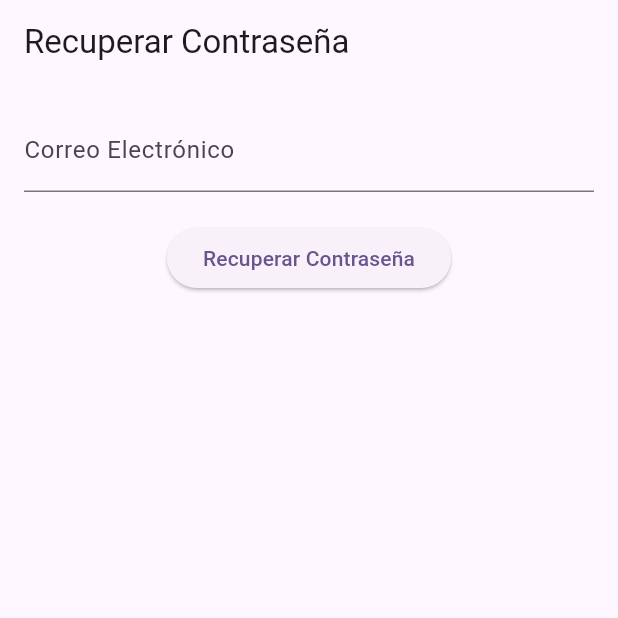
After one commit to jtorsuarz/PastiTrack, a Flutter app: the PasswordRecoveryScreen screen opened by its route, on a phone screen of 412 x 824 dp, the top half of it. The commit adds this screen. Run offline on Flutter 3.47's test engine with Material 3 defaults, Android fonts, the light colour scheme and no system bars; our stand-ins replace bloc, firebase_auth, firebase_core, flutter_bloc, go_router; accounts and stored records are empty.

Commit message:
- Recovery Password.

```diff
--- a/lib/core/constants/app_string.dart
+++ b/lib/core/constants/app_string.dart
@@ -10,9 +10,9 @@ class AppString {
   static const String signInCompleteSuccess =
       '¡Registro completado exitosamente!';
   static const String goToSignIn = 'Ir a Iniciar Sesión';
-  static const String resetPassword = 'Restablecer Contraseña';
-  static String redirectAutomaticSeconds(s) =>
-      'Serás redirigido automáticamente en $s segundos.';
+  static const String recoveryPassword = 'Recuperar Contraseña';
+  static const String recoveryPasswordEmailSend =
+      'Correo de recuperación enviado';
 
   // ! Error Messages
   static const String errorVerifyStatusAuth =
@@ -36,5 +36,9 @@ class AppString {
       'Error al comunicarse con el servidor.';
   static const String errorUserNotFound = 'Usuario no encontrado.';
   static const String errorAuthentication = 'Error de autenticación';
+
+  // ? Functions return a string
+  static String redirectAutomaticSeconds(s) =>
+      'Serás redirigido automáticamente en $s segundos.';
   static String errorWithFormat(v) => 'Error :$v';
 }
--- a/lib/core/constants/app_urls.dart
+++ b/lib/core/constants/app_urls.dart
@@ -4,4 +4,5 @@ class AppUrls {
   static const String signInPath = '/sign-in';
   static const String signUpPath = '/sign-up';
   static const String signUpSuccessPath = '/sign-up-success';
+  static const String forgotPasswordPath = '/forgot-password';
 }
--- a/lib/core/router/app_router.dart
+++ b/lib/core/router/app_router.dart
@@ -5,6 +5,7 @@ import 'package:pasti_track/core/constants/app_string.dart';
 import 'package:pasti_track/core/constants/app_urls.dart';
 import 'package:pasti_track/core/helper/app_logger.dart';
 import 'package:pasti_track/features/auth/presentation/auth_wrapper/auth_wrapper.dart';
+import 'package:pasti_track/features/auth/presentation/password_recovery/password_recovery_screen.dart';
 import 'package:pasti_track/features/auth/presentation/sign_in/sign_in_screen.dart';
 import 'package:pasti_track/features/auth/presentation/sign_up/sign_up_screen.dart';
 import 'package:pasti_track/features/auth/presentation/sign_up/sign_up_success_screen.dart';
@@ -45,6 +46,12 @@ class AppRouter {
           return const SignUpSuccessScreen();
         },
       ),
+      GoRoute(
+        path: AppUrls.forgotPasswordPath,
+        builder: (BuildContext context, GoRouterState state) {
+          return const PasswordRecoveryScreen();
+        },
+      ),
     ],
     redirect: (context, state) {
       final authState = context.read<AuthBloc>().state;
--- /dev/null
+++ b/lib/features/auth/domain/usecases/password_recovery.dart
@@ -0,0 +1,11 @@
+import 'package:pasti_track/features/auth/domain/repositories/auth_repository.dart';
+
+class PasswordRecoveryUseCase {
+  final AuthRepository repository;
+
+  PasswordRecoveryUseCase(this.repository);
+
+  Future<void> call(String email) async {
+    return await repository.resetPassword(email);
+  }
+}
--- /dev/null
+++ b/lib/features/auth/presentation/password_recovery/bloc/password_recovery_bloc.dart
@@ -0,0 +1,24 @@
+import 'package:bloc/bloc.dart';
+import 'package:pasti_track/features/auth/domain/usecases/password_recovery.dart';
+
+part 'password_recovery_event.dart';
+part 'password_recovery_state.dart';
+
+class PasswordRecoveryBloc
+    extends Bloc<PasswordRecoveryEvent, PasswordRecoveryState> {
+  final PasswordRecoveryUseCase passwordRecoveryUseCase;
+
+  PasswordRecoveryBloc(this.passwordRecoveryUseCase)
+      : super(PasswordRecoveryInitial()) {
+    on<PasswordRecoveryRequested>((event, emit) async {
+      emit(PasswordRecoveryLoading());
+
+      try {
+        await passwordRecoveryUseCase.call(event.email);
+        emit(PasswordRecoverySuccess());
+      } catch (error) {
+        emit(PasswordRecoveryFailure(error.toString()));
+      }
+    });
+  }
+}
--- /dev/null
+++ b/lib/features/auth/presentation/password_recovery/bloc/password_recovery_event.dart
@@ -0,0 +1,9 @@
+part of 'password_recovery_bloc.dart';
+
+abstract class PasswordRecoveryEvent {}
+
+class PasswordRecoveryRequested extends PasswordRecoveryEvent {
+  final String email;
+
+  PasswordRecoveryRequested(this.email);
+}
--- /dev/null
+++ b/lib/features/auth/presentation/password_recovery/bloc/password_recovery_state.dart
@@ -0,0 +1,15 @@
+part of 'password_recovery_bloc.dart';
+
+abstract class PasswordRecoveryState {}
+
+class PasswordRecoveryInitial extends PasswordRecoveryState {}
+
+class PasswordRecoveryLoading extends PasswordRecoveryState {}
+
+class PasswordRecoverySuccess extends PasswordRecoveryState {}
+
+class PasswordRecoveryFailure extends PasswordRecoveryState {
+  final String message;
+
+  PasswordRecoveryFailure(this.message);
+}
--- /dev/null
+++ b/lib/features/auth/presentation/password_recovery/password_recovery_screen.dart
@@ -0,0 +1,70 @@
+import 'dart:async';
+
+import 'package:go_router/go_router.dart';
+import 'package:flutter/material.dart';
+import 'package:flutter_bloc/flutter_bloc.dart';
+import 'package:pasti_track/core/constants/app_string.dart';
+import 'package:pasti_track/core/constants/app_urls.dart';
+import 'bloc/password_recovery_bloc.dart';
+
+class PasswordRecoveryScreen extends StatelessWidget {
+  const PasswordRecoveryScreen({super.key});
+
+  @override
+  Widget build(BuildContext context) {
+    final emailController = TextEditingController();
+
+    return Scaffold(
+      appBar: AppBar(title: const Text(AppString.recoveryPassword)),
+      body: BlocListener<PasswordRecoveryBloc, PasswordRecoveryState>(
+        listener: (context, state) {
+          if (state is PasswordRecoverySuccess) {
+            ScaffoldMessenger.of(context).showSnackBar(
+              const SnackBar(
+                  content: Text(AppString.recoveryPasswordEmailSend)),
+            );
+            Timer(
+              const Duration(seconds: 5),
+              () => context.go(AppUrls.signInPath),
+            );
+          } else if (state is PasswordRecoveryFailure) {
+            ScaffoldMessenger.of(context).showSnackBar(
+              SnackBar(content: Text(state.message)),
+            );
+          }
+        },
+        child: Padding(
+          padding: const EdgeInsets.all(16.0),
+          child: Column(
+            children: [
+              TextField(
+                controller: emailController,
+                decoration: const InputDecoration(labelText: AppString.email),
+              ),
+              const SizedBox(height: 20),
+              ElevatedButton(
+                onPressed: () {
+                  final email = emailController.text.trim();
+                  if (email.isNotEmpty) {
+                    context
+                        .read<PasswordRecoveryBloc>()
+                        .add(PasswordRecoveryRequested(email));
+                  }
+                },
+                child: const Text(AppString.recoveryPassword),
+              ),
+              BlocBuilder<PasswordRecoveryBloc, PasswordRecoveryState>(
+                builder: (context, state) {
+                  if (state is PasswordRecoveryLoading) {
+                    return const CircularProgressIndicator();
+                  }
+                  return const SizedBox.shrink();
+                },
+              ),
+            ],
+          ),
+        ),
+      ),
+    );
+  }
+}
--- a/lib/features/auth/presentation/sign_in/sign_in_screen.dart
+++ b/lib/features/auth/presentation/sign_in/sign_in_screen.dart
@@ -59,6 +59,12 @@ class SignInScreen extends StatelessWidget {
                 },
                 child: const Text(AppString.signUp),
               ),
+              ElevatedButton(
+                onPressed: () {
+                  context.go(AppUrls.forgotPasswordPath);
+                },
+                child: const Text(AppString.forgotPassword),
+              ),
             ],
           ),
         ),
```
